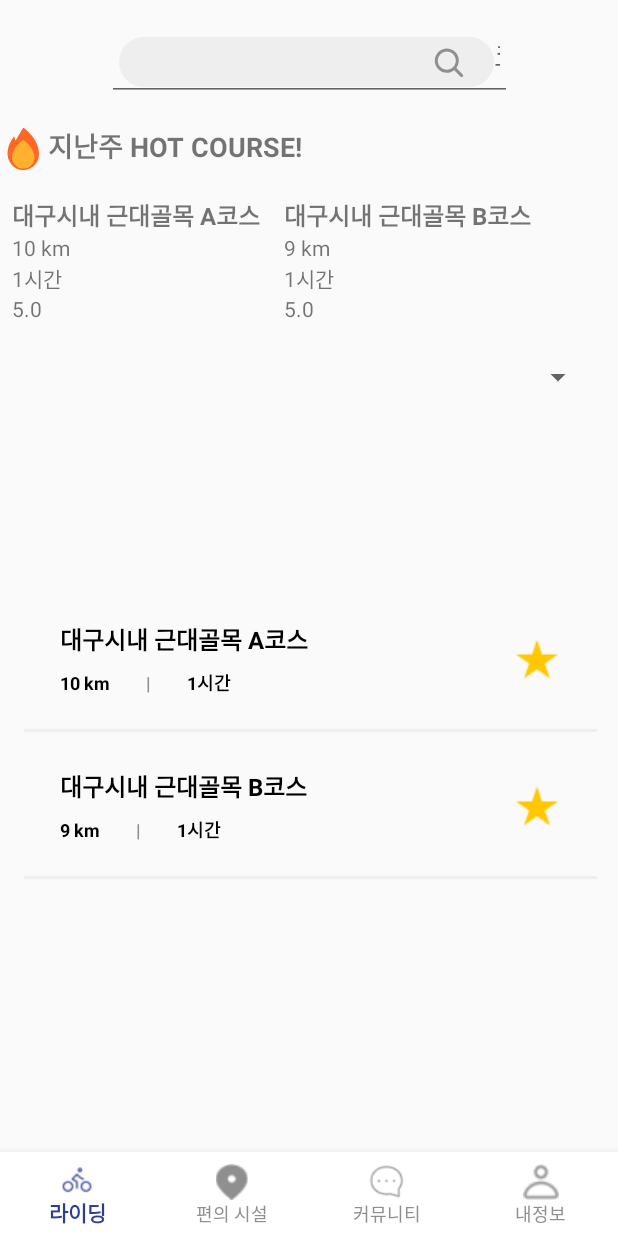
After one commit to GGongGGong/Android-front, an Android app: the fragment CommunityFragment placed in its activity, on a phone screen of 412 x 824 dp. The commit adds this screen. Run offline under Robolectric (Android 15) with nearby library versions, the phone set to English and light mode, and no system bars; libraries missing offline, so code that uses them is left out: com.kakao.sdk.

Commit message:
community modified

```diff
--- /dev/null
+++ b/app/src/main/java/com/example/ridingbud/model/CourseItem.kt
@@ -0,0 +1,7 @@
+package com.example.ridingbud.model
+data class CourseItem(
+    val name: String,
+    val distance: String,
+    val time: String,
+    val rating: Double
+)
--- a/app/src/main/java/com/example/ridingbud/model/Review.kt
+++ b/app/src/main/java/com/example/ridingbud/model/Review.kt
@@ -9,4 +9,5 @@
     val date: String,
     val content: String,
     val likeNum: Int,
+    val userName: String
 ) : Serializable
--- /dev/null
+++ b/app/src/main/java/com/example/ridingbud/ui/adapter/CoursesAdapter.kt
@@ -0,0 +1,36 @@
+package com.example.ridingbud.ui.adapter
+import android.annotation.SuppressLint
+import android.view.LayoutInflater
+import android.view.ViewGroup
+import androidx.recyclerview.widget.RecyclerView
+import com.example.ridingbud.databinding.ItemCourseBinding
+import com.example.ridingbud.model.CourseItem
+
+class CoursesAdapter(private var courses: List<CourseItem>) : RecyclerView.Adapter<CoursesAdapter.CourseViewHolder>() {
+
+    override fun onCreateViewHolder(parent: ViewGroup, viewType: Int): CourseViewHolder {
+        val binding = ItemCourseBinding.inflate(LayoutInflater.from(parent.context), parent, false)
+        return CourseViewHolder(binding)
+    }
+
+    override fun onBindViewHolder(holder: CourseViewHolder, position: Int) {
+        holder.bind(courses[position])
+    }
+
+    override fun getItemCount() = courses.size
+
+    @SuppressLint("NotifyDataSetChanged")
+    fun updateCourses(newCourses: List<CourseItem>) {
+        courses = newCourses
+        notifyDataSetChanged()
+    }
+
+    class CourseViewHolder(private val binding: ItemCourseBinding) : RecyclerView.ViewHolder(binding.root) {
+        fun bind(course: CourseItem) {
+            binding.courseName.text = course.name
+            binding.distance.text = course.distance
+            binding.time.text = course.time
+            // rating이 XML에 없으므로 이 부분은 생략합니다.
+        }
+    }
+}
--- /dev/null
+++ b/app/src/main/java/com/example/ridingbud/ui/adapter/HotCoursesAdapter.kt
@@ -0,0 +1,29 @@
+package com.example.ridingbud.ui.adapter
+import android.view.LayoutInflater
+import android.view.ViewGroup
+import androidx.recyclerview.widget.RecyclerView
+import com.example.ridingbud.databinding.ItemHotCourseBinding
+import com.example.ridingbud.model.CourseItem
+
+class HotCoursesAdapter(private val courses: List<CourseItem>) : RecyclerView.Adapter<HotCoursesAdapter.HotCourseViewHolder>() {
+
+    override fun onCreateViewHolder(parent: ViewGroup, viewType: Int): HotCourseViewHolder {
+        val binding = ItemHotCourseBinding.inflate(LayoutInflater.from(parent.context), parent, false)
+        return HotCourseViewHolder(binding)
+    }
+
+    override fun onBindViewHolder(holder: HotCourseViewHolder, position: Int) {
+        holder.bind(courses[position])
+    }
+
+    override fun getItemCount() = courses.size
+
+    class HotCourseViewHolder(private val binding: ItemHotCourseBinding) : RecyclerView.ViewHolder(binding.root) {
+        fun bind(course: CourseItem) {
+            binding.courseName.text = course.name
+            binding.courseDistance.text = course.distance
+            binding.courseTime.text = course.time
+            binding.courseRating.text = course.rating.toString()
+        }
+    }
+}
--- /dev/null
+++ b/app/src/main/java/com/example/ridingbud/ui/community/CommunityFragment.kt
@@ -0,0 +1,96 @@
+package com.example.ridingbud.ui.community
+
+import android.os.Bundle
+import android.view.LayoutInflater
+import android.view.View
+import android.view.ViewGroup
+import androidx.fragment.app.Fragment
+import androidx.recyclerview.widget.LinearLayoutManager
+import androidx.recyclerview.widget.RecyclerView
+import com.example.ridingbud.databinding.FragmentCommunityBinding
+import com.example.ridingbud.model.CourseItem
+import com.example.ridingbud.ui.adapter.CoursesAdapter
+import com.example.ridingbud.ui.adapter.HotCoursesAdapter
+import android.widget.AdapterView
+import android.widget.ArrayAdapter
+import com.example.ridingbud.R
+
+class CommunityFragment : Fragment() {
+
+    private var _binding: FragmentCommunityBinding? = null
+    private val binding get() = _binding!!
+
+    override fun onCreateView(
+        inflater: LayoutInflater, container: ViewGroup?,
+        savedInstanceState: Bundle?
+    ): View? {
+        _binding = FragmentCommunityBinding.inflate(inflater, container, false)
+        return binding.root
+    }
+
+    override fun onViewCreated(view: View, savedInstanceState: Bundle?) {
+        super.onViewCreated(view, savedInstanceState)
+
+        // Setup RecyclerView for hot courses
+        val hotCoursesAdapter = HotCoursesAdapter(getHotCourses())
+        binding.hotCoursesRecyclerView.layoutManager = LinearLayoutManager(context, LinearLayoutManager.HORIZONTAL, false)
+        binding.hotCoursesRecyclerView.adapter = hotCoursesAdapter
+
+        // Setup Spinner for filter options
+        val filterOptions = resources.getStringArray(R.array.filter_options)
+        val spinnerAdapter = ArrayAdapter(requireContext(), android.R.layout.simple_spinner_item, filterOptions)
+        spinnerAdapter.setDropDownViewResource(android.R.layout.simple_spinner_dropdown_item)
+        binding.filterSpinner.adapter = spinnerAdapter
+
+        // Setup RecyclerView for course list
+        val coursesAdapter = CoursesAdapter(getCourses("초급 목록"))
+        binding.coursesRecyclerView.layoutManager = LinearLayoutManager(context)
+        binding.coursesRecyclerView.adapter = coursesAdapter
+
+        // Spinner item selected listener
+        binding.filterSpinner.onItemSelectedListener = object : AdapterView.OnItemSelectedListener {
+            override fun onItemSelected(parent: AdapterView<*>, view: View?, position: Int, id: Long) {
+                val selectedCategory = parent.getItemAtPosition(position).toString()
+                val filteredCourses = getCourses(selectedCategory)
+                coursesAdapter.updateCourses(filteredCourses)
+            }
+
+            override fun onNothingSelected(parent: AdapterView<*>) {
+                // Do nothing
+            }
+        }
+    }
+
+    private fun getHotCourses(): List<CourseItem> {
+        // Fetch or create hot course data
+        return listOf(
+            CourseItem("대구시내 근대골목 A코스", "10 km", "1시간", 5.0),
+            CourseItem("대구시내 근대골목 B코스", "9 km", "1시간", 5.0)
+        )
+    }
+
+    private fun getCourses(category: String): List<CourseItem> {
+        // Fetch or create course list data based on category
+        return when (category) {
+            "초급 목록" -> listOf(
+                CourseItem("대구시내 근대골목 A코스", "10 km", "1시간", 5.0),
+                CourseItem("대구시내 근대골목 B코스", "9 km", "1시간", 5.0)
+            )
+            "중급 목록" -> listOf(
+                CourseItem("신천 금호강 상류 코스", "15 km", "2시간", 4.8)
+            )
+            "상급 목록" -> listOf(
+                CourseItem("강정고령보 달성보 코스", "21 km", "11시간", 4.2)
+            )
+            "즐겨찾기 목록" -> listOf(
+                CourseItem("대구시내 근대골목 A코스", "10 km", "1시간", 5.0)
+            )
+            else -> emptyList()
+        }
+    }
+
+    override fun onDestroyView() {
+        super.onDestroyView()
+        _binding = null
+    }
+}
--- /dev/null
+++ b/app/src/main/java/com/example/ridingbud/ui/community/CourseDetailActivity.kt
@@ -0,0 +1,6 @@
+package com.example.ridingbud.ui.community
+
+class CourseDetailActivity {
+
+
+}
--- /dev/null
+++ b/app/src/main/res/drawable/ic_fire.xml
@@ -0,0 +1,12 @@
+<vector xmlns:android="http://schemas.android.com/apk/res/android"
+    android:width="32dp"
+    android:height="32dp"
+    android:viewportWidth="32"
+    android:viewportHeight="32">
+  <path
+      android:pathData="M26,19.34C26,25.44 20.95,30.345 14.85,29.981C8.581,29.607 4.29,23.578 5.098,17.276C5.587,13.443 7.384,10.156 9.34,7.606C9.68,7.161 10.029,10.742 10.378,10.348C10.728,9.943 13.972,4.329 15.1,2.357C15.149,2.27 15.215,2.194 15.295,2.136C15.376,2.077 15.468,2.036 15.565,2.015C15.663,1.995 15.764,1.996 15.861,2.018C15.958,2.041 16.049,2.083 16.128,2.144C18.394,3.854 26,10.277 26,19.34Z"
+      android:fillColor="#FF6723"/>
+  <path
+      android:pathData="M23,21.851C23,25.893 19.481,29.142 15.201,28.995C10.581,28.839 7.413,24.611 8.091,20.256C9.07,14.012 15.48,10 15.48,10C15.48,10 23,14.707 23,21.851Z"
+      android:fillColor="#FFB02E"/>
+</vector>
--- /dev/null
+++ b/app/src/main/res/drawable/ic_search.xml
@@ -0,0 +1,17 @@
+<vector xmlns:android="http://schemas.android.com/apk/res/android"
+    android:width="250dp"
+    android:height="33dp"
+    android:viewportWidth="250"
+    android:viewportHeight="33">
+  <path
+      android:pathData="M16.5,0L233.5,0A16.5,16.5 0,0 1,250 16.5L250,16.5A16.5,16.5 0,0 1,233.5 33L16.5,33A16.5,16.5 0,0 1,0 16.5L0,16.5A16.5,16.5 0,0 1,16.5 0z"
+      android:fillColor="#EEEEEE"/>
+  <group>
+    <clip-path
+        android:pathData="M224.87,20.46C227.31,17.32 227.09,12.78 224.21,9.89C221.08,6.77 216.02,6.77 212.89,9.89C209.77,13.02 209.77,18.08 212.89,21.21C215.78,24.09 220.32,24.31 223.46,21.87C223.47,21.88 223.49,21.9 223.5,21.91L227.74,26.16C228.13,26.55 228.77,26.55 229.16,26.16C229.55,25.77 229.55,25.13 229.16,24.74L224.91,20.5C224.9,20.49 224.88,20.47 224.87,20.46ZM222.79,11.31C225.14,13.65 225.14,17.45 222.79,19.79C220.45,22.14 216.65,22.14 214.31,19.79C211.96,17.45 211.96,13.65 214.31,11.31C216.65,8.96 220.45,8.96 222.79,11.31Z"
+        android:fillType="evenOdd"/>
+    <path
+        android:pathData="M208,5h24v24h-24z"
+        android:fillColor="#8F8F8F"/>
+  </group>
+</vector>
--- /dev/null
+++ b/app/src/main/res/layout/fragment_community.xml
@@ -0,0 +1,68 @@
+<?xml version="1.0" encoding="utf-8"?>
+<androidx.constraintlayout.widget.ConstraintLayout xmlns:android="http://schemas.android.com/apk/res/android"
+    xmlns:app="http://schemas.android.com/apk/res-auto"
+    xmlns:tools="http://schemas.android.com/tools"
+    android:layout_width="match_parent"
+    android:layout_height="match_parent"
+    tools:context=".ui.community.CommunityFragment">
+
+    <!-- Search bar -->
+    <EditText
+        android:id="@+id/search_bar"
+        android:layout_width="270dp"
+        android:layout_height="51dp"
+        android:layout_margin="16dp"
+        android:drawableStart="@drawable/ic_search"
+        android:hint="코스 이름을 입력하세요."
+        android:padding="8dp"
+        app:layout_constraintEnd_toEndOf="parent"
+        app:layout_constraintStart_toStartOf="parent"
+        app:layout_constraintTop_toTopOf="parent" />
+
+    <!-- HOT COURSE Title -->
+    <TextView
+        android:id="@+id/hot_courses_title"
+        android:layout_width="wrap_content"
+        android:layout_height="wrap_content"
+        android:layout_marginTop="16dp"
+        android:text="지난주 HOT COURSE!"
+        android:textStyle="bold"
+        android:textSize="18sp"
+        android:drawableStart="@drawable/ic_fire"
+        app:layout_constraintStart_toStartOf="parent"
+        app:layout_constraintTop_toBottomOf="@id/search_bar"/>
+
+    <!-- Horizontal RecyclerView for HOT COURSE items -->
+    <androidx.recyclerview.widget.RecyclerView
+        android:id="@+id/hot_courses_recycler_view"
+        android:layout_width="0dp"
+        android:layout_height="wrap_content"
+        android:layout_marginTop="8dp"
+        app:layout_constraintStart_toStartOf="parent"
+        app:layout_constraintEnd_toEndOf="parent"
+        app:layout_constraintTop_toBottomOf="@id/hot_courses_title"
+        app:layout_constraintHeight_default="wrap"/>
+
+    <!-- Filter Spinner -->
+    <Spinner
+        android:id="@+id/filter_spinner"
+        android:layout_width="wrap_content"
+        android:layout_height="wrap_content"
+        android:layout_margin="16dp"
+        android:entries="@array/filter_options"
+        app:layout_constraintEnd_toEndOf="parent"
+        app:layout_constraintTop_toBottomOf="@id/hot_courses_recycler_view" />
+
+    <!-- Vertical RecyclerView for course list -->
+    <androidx.recyclerview.widget.RecyclerView
+        android:id="@+id/courses_recycler_view"
+        android:layout_width="414dp"
+        android:layout_height="284dp"
+        android:padding="16dp"
+        app:layout_constraintBottom_toBottomOf="parent"
+        app:layout_constraintEnd_toEndOf="parent"
+        app:layout_constraintHeight_default="wrap"
+        app:layout_constraintStart_toStartOf="parent"
+        app:layout_constraintTop_toBottomOf="@id/filter_spinner" />
+
+</androidx.constraintlayout.widget.ConstraintLayout>
--- /dev/null
+++ b/app/src/main/res/layout/item_hot_course.xml
@@ -0,0 +1,36 @@
+<?xml version="1.0" encoding="utf-8"?>
+<LinearLayout xmlns:android="http://schemas.android.com/apk/res/android"
+    android:layout_width="wrap_content"
+    android:layout_height="wrap_content"
+    android:orientation="vertical"
+    android:padding="8dp">
+
+    <TextView
+        android:id="@+id/course_name"
+        android:layout_width="wrap_content"
+        android:layout_height="wrap_content"
+        android:text="Course Name"
+        android:textSize="16sp"
+        android:textStyle="bold"/>
+
+    <TextView
+        android:id="@+id/course_distance"
+        android:layout_width="wrap_content"
+        android:layout_height="wrap_content"
+        android:text="Distance"
+        android:textSize="14sp"/>
+
+    <TextView
+        android:id="@+id/course_time"
+        android:layout_width="wrap_content"
+        android:layout_height="wrap_content"
+        android:text="Time"
+        android:textSize="14sp"/>
+
+    <TextView
+        android:id="@+id/course_rating"
+        android:layout_width="wrap_content"
+        android:layout_height="wrap_content"
+        android:text="Rating"
+        android:textSize="14sp"/>
+</LinearLayout>
```
Also changed, not shown: app/src/main/java/com/example/ridingbud/ui/adapter/ReviewAdapter.kt (added, +29 -0 lines), app/src/main/java/com/example/ridingbud/ui/community/ReviewActivity.kt (added, +63 -0 lines), app/src/main/res/drawable/logo_ic.xml (added, +9 -0 lines), app/src/main/res/layout/activity_course_detail.xml (added, +107 -0 lines), app/src/main/res/layout/activity_review.xml (added, +110 -0 lines), app/src/main/res/layout/item_review.xml (added, +61 -0 lines).
